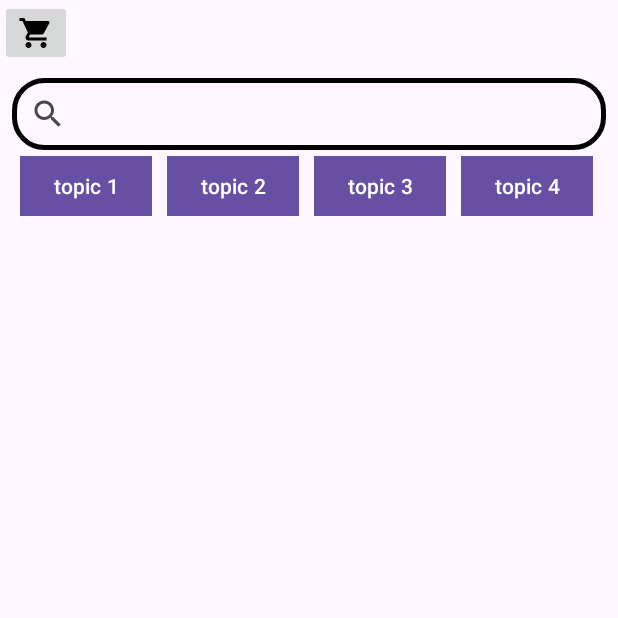
After one commit to HilaAssia/ProjBagrut, an Android app: the userActivity screen opened directly, with no data from a screen before it, on a phone screen of 412 x 824 dp, the top half of it. The commit adds this screen. Run offline under Robolectric (Android 15) with nearby library versions, the phone set to English and light mode, and no system bars.

Commit message:
Initial Commit

```diff
--- a/app/src/main/AndroidManifest.xml
+++ b/app/src/main/AndroidManifest.xml
@@ -1,9 +1,10 @@
 <?xml version="1.0" encoding="utf-8"?>
 <manifest xmlns:android="http://schemas.android.com/apk/res/android"
-    xmlns:tools="http://schemas.android.com/tools"
-    xmlns:dist="http://schemas.android.com/apk/distribution">
+    xmlns:dist="http://schemas.android.com/apk/distribution"
+    xmlns:tools="http://schemas.android.com/tools">
 
     <dist:module dist:instant="true" />
+
     <application
         android:allowBackup="true"
         android:dataExtractionRules="@xml/data_extraction_rules"
@@ -14,6 +15,9 @@
         android:supportsRtl="true"
         android:theme="@style/Theme.BagrutProject"
         tools:targetApi="31">
+        <activity
+            android:name=".userActivity"
+            android:exported="false" />
         <activity
             android:name=".HomeActivity"
             android:exported="false" />
--- a/app/src/main/java/com/example/bagrutproject/LogInActivity.java
+++ b/app/src/main/java/com/example/bagrutproject/LogInActivity.java
@@ -31,6 +31,8 @@ public class LogInActivity extends AppCompatActivity implements FBAuthHelper.FBR
         fbAuthHelper = new FBAuthHelper(this, this);
         email = findViewById(R.id.email);
         password = findViewById(R.id.password);
+
+
         loginButton = findViewById(R.id.loginButton);
         loginButton.setOnClickListener(new View.OnClickListener() {
             @Override
--- /dev/null
+++ b/app/src/main/java/com/example/bagrutproject/userActivity.java
@@ -0,0 +1,14 @@
+package com.example.bagrutproject;
+
+import androidx.appcompat.app.AppCompatActivity;
+
+import android.os.Bundle;
+
+public class userActivity extends AppCompatActivity {
+
+    @Override
+    protected void onCreate(Bundle savedInstanceState) {
+        super.onCreate(savedInstanceState);
+        setContentView(R.layout.activity_user);
+    }
+}
--- /dev/null
+++ b/app/src/main/res/drawable/baseline_shopping_cart_24.xml
@@ -0,0 +1,5 @@
+<vector android:height="24dp" android:tint="#000000"
+    android:viewportHeight="24" android:viewportWidth="24"
+    android:width="24dp" xmlns:android="http://schemas.android.com/apk/res/android">
+    <path android:fillColor="@android:color/white" android:pathData="M7,18c-1.1,0 -1.99,0.9 -1.99,2S5.9,22 7,22s2,-0.9 2,-2 -0.9,-2 -2,-2zM1,2v2h2l3.6,7.59 -1.35,2.45c-0.16,0.28 -0.25,0.61 -0.25,0.96 0,1.1 0.9,2 2,2h12v-2L7.42,15c-0.14,0 -0.25,-0.11 -0.25,-0.25l0.03,-0.12 0.9,-1.63h7.45c0.75,0 1.41,-0.41 1.75,-1.03l3.58,-6.49c0.08,-0.14 0.12,-0.31 0.12,-0.48 0,-0.55 -0.45,-1 -1,-1L5.21,4l-0.94,-2L1,2zM17,18c-1.1,0 -1.99,0.9 -1.99,2s0.89,2 1.99,2 2,-0.9 2,-2 -0.9,-2 -2,-2z"/>
+</vector>
--- a/app/src/main/res/layout/activity_log_in.xml
+++ b/app/src/main/res/layout/activity_log_in.xml
@@ -70,6 +70,12 @@
                 android:textColor="@color/black"
                 android:textColorHighlight="@color/cardview_dark_background" />
 
+            <CheckBox android:id="@+id/checkbox_manager"
+                android:layout_gravity="center_horizontal"
+                android:layout_width="wrap_content"
+                android:layout_height="wrap_content"
+                android:text="Manager" />
+
             <Button
                 android:id="@+id/loginButton"
                 android:layout_width="match_parent"
--- /dev/null
+++ b/app/src/main/res/layout/activity_user.xml
@@ -0,0 +1,103 @@
+<?xml version="1.0" encoding="utf-8"?>
+<FrameLayout xmlns:android="http://schemas.android.com/apk/res/android"
+    xmlns:app="http://schemas.android.com/apk/res-auto"
+    xmlns:tools="http://schemas.android.com/tools"
+    android:layout_width="match_parent"
+    android:layout_height="match_parent"
+    tools:context=".HomeFragment">
+
+    <!-- TODO: Update blank fragment layout -->
+
+    <LinearLayout
+        android:layout_width="match_parent"
+        android:layout_height="match_parent"
+        android:orientation="vertical">
+
+        <ImageButton
+            android:id="@+id/cartButton"
+            android:layout_width="wrap_content"
+            android:layout_height="wrap_content"
+            android:src="@drawable/baseline_shopping_cart_24"/>
+
+
+        <androidx.appcompat.widget.SearchView
+            android:id="@+id/search_bar"
+            android:layout_width="match_parent"
+            android:layout_height="wrap_content"
+            android:background="@drawable/custom_search_bar"
+            android:layout_marginStart="8dp"
+            android:layout_marginTop="8dp"
+            android:layout_marginEnd="8dp"
+            android:text="search"/>
+
+        <LinearLayout
+            android:layout_width="match_parent"
+            android:layout_height="wrap_content"
+            android:orientation="horizontal">
+
+            <TextView
+                android:layout_width="wrap_content"
+                android:layout_height="match_parent"
+                android:text="    "/>
+
+            <Button
+                android:layout_width="wrap_content"
+                android:layout_height="match_parent"
+                android:text="topic 1"
+                app:cornerRadius="0dp"
+                android:padding="2dp" />
+
+            <TextView
+                android:layout_width="wrap_content"
+                android:layout_height="match_parent"
+                android:text="   "/>
+
+            <Button
+                android:layout_width="wrap_content"
+                android:layout_height="match_parent"
+                android:text="topic 2"
+                app:cornerRadius="0dp"
+                android:padding="2dp"/>
+
+            <TextView
+                android:layout_width="wrap_content"
+                android:layout_height="match_parent"
+                android:text="   "/>
+
+            <Button
+                android:layout_width="wrap_content"
+                android:layout_height="match_parent"
+                android:text="topic 3"
+                app:cornerRadius="0dp"
+                android:padding="2dp"/>
+
+            <TextView
+                android:layout_width="wrap_content"
+                android:layout_height="match_parent"
+                android:text="   "/>
+
+            <Button
+                android:layout_width="wrap_content"
+                android:layout_height="match_parent"
+                android:padding="2dp"
+                android:text="topic 4"
+                app:cornerRadius="0dp" />
+
+            <TextView
+                android:layout_width="wrap_content"
+                android:layout_height="match_parent"
+                android:text="   "/>
+
+        </LinearLayout>
+
+
+        <androidx.recyclerview.widget.RecyclerView
+            android:layout_width="match_parent"
+            android:layout_height="match_parent"
+            android:layout_marginStart="8dp"
+            android:layout_marginTop="8dp"
+            android:layout_marginEnd="8dp" />
+
+    </LinearLayout>
+
+</FrameLayout>
```
